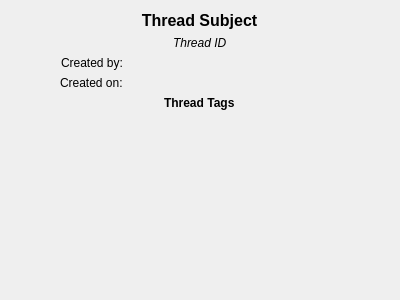
Before: the Qt Designer form threaddetailsbasicinfo.ui in PeteCastle/SoftwareDesignCaseStudy, drawn with Qt 5.
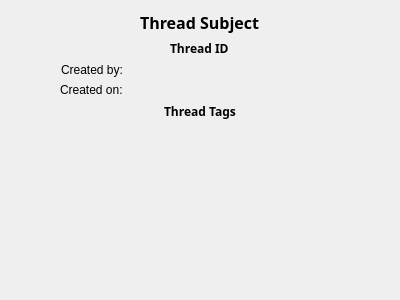
After: the same form once the commit is applied.

Patch:
```diff
--- a/threaddetailsbasicinfo.ui
+++ b/threaddetailsbasicinfo.ui
@@ -13,15 +13,23 @@
   <property name="windowTitle">
    <string>Form</string>
   </property>
+  <property name="styleSheet">
+   <string notr="true">font: bold 9pt &quot;heebo&quot;;</string>
+  </property>
   <layout class="QVBoxLayout" name="verticalLayout">
    <item alignment="Qt::AlignHCenter">
     <widget class="QLabel" name="ThreadSubject">
      <property name="font">
       <font>
+       <family>heebo</family>
        <pointsize>12</pointsize>
+       <italic>false</italic>
        <bold>true</bold>
       </font>
      </property>
+     <property name="styleSheet">
+      <string notr="true">font: bold 12pt &quot;heebo&quot;;</string>
+     </property>
      <property name="text">
       <string>Thread Subject</string>
      </property>
@@ -42,6 +50,9 @@
       <widget class="QLabel" name="PlaceholderText3">
        <property name="font">
         <font>
+         <family>heebo</family>
+         <pointsize>9</pointsize>
+         <italic>false</italic>
          <bold>true</bold>
         </font>
        </property>
@@ -61,7 +72,10 @@
       <widget class="QLabel" name="ThreadID">
        <property name="font">
         <font>
-         <italic>true</italic>
+         <family>heebo</family>
+         <pointsize>9</pointsize>
+         <italic>false</italic>
+         <bold>true</bold>
         </font>
        </property>
        <property name="text">
```
